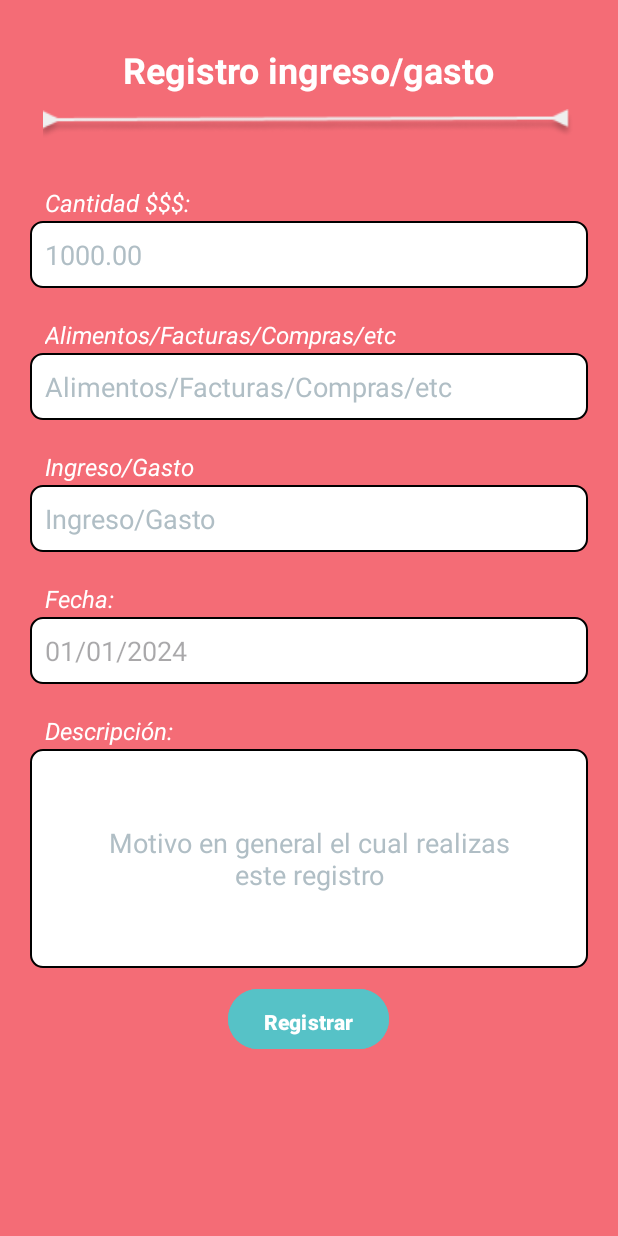
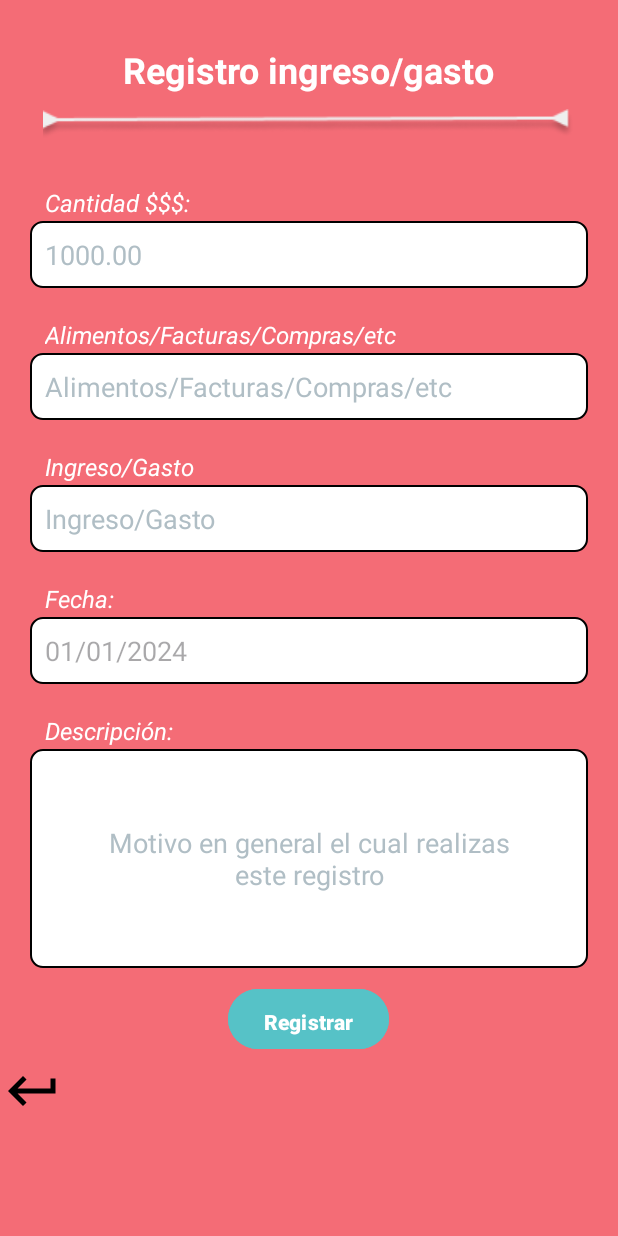
Before and after one commit to aracely-campa/Equipo1_proyectoFinal, an Android app: the RegistroIngresosGastos screen opened directly, with no data from a screen before it, on a phone screen of 412 x 824 dp. Run offline under Robolectric (Android 15) with nearby library versions, the phone set to English and light mode, and no system bars; our stand-ins replace Firebase (no records; nobody signed in at launch, a user with empty details on screens opened directly).

Commit message:
Union de todas las ramas

```diff
--- a/Fianzas_Personales/app/src/main/java/campa/aracely/fianzas_personales/Activity_Login.kt
+++ b/Fianzas_Personales/app/src/main/java/campa/aracely/fianzas_personales/Activity_Login.kt
@@ -13,6 +13,7 @@ import androidx.activity.enableEdgeToEdge
 import androidx.appcompat.app.AppCompatActivity
 import androidx.core.view.ViewCompat
 import androidx.core.view.WindowInsetsCompat
+import campa.aracely.fianzas_personales.utilities.AuthManager
 import com.google.firebase.auth.FirebaseAuth
 import com.google.firebase.firestore.FirebaseFirestore
 
--- a/Fianzas_Personales/app/src/main/java/campa/aracely/fianzas_personales/utilities/Transaccion.kt
+++ b/Fianzas_Personales/app/src/main/java/campa/aracely/fianzas_personales/Classes/Transaccion.kt
@@ -1,4 +1,4 @@
-package campa.aracely.fianzas_personales.utilities
+package campa.aracely.fianzas_personales.Classes
 
 data class Transaccion(
     var id: String = "",
--- a/Fianzas_Personales/app/src/main/java/campa/aracely/fianzas_personales/utilities/TransaccionAdapter.kt
+++ b/Fianzas_Personales/app/src/main/java/campa/aracely/fianzas_personales/Classes/TransaccionAdapter.kt
@@ -1,4 +1,4 @@
-package campa.aracely.fianzas_personales.utilities
+package campa.aracely.fianzas_personales.Classes
 
 import android.view.LayoutInflater
 import android.view.View
@@ -6,8 +6,6 @@ import android.view.ViewGroup
 import android.widget.TextView
 import androidx.recyclerview.widget.RecyclerView
 import campa.aracely.fianzas_personales.R
-import java.text.SimpleDateFormat
-import java.util.Locale
 
 class TransaccionAdapter(
     private val transacciones: List<Transaccion>,
--- a/Fianzas_Personales/app/src/main/java/campa/aracely/fianzas_personales/RegistroIngresosGastos.kt
+++ b/Fianzas_Personales/app/src/main/java/campa/aracely/fianzas_personales/RegistroIngresosGastos.kt
@@ -1,8 +1,8 @@
 package campa.aracely.fianzas_personales
 
 import android.app.DatePickerDialog
-import android.content.Intent
 import android.os.Bundle
+import android.util.Log
 import android.widget.*
 import androidx.activity.enableEdgeToEdge
 import androidx.appcompat.app.AppCompatActivity
@@ -23,6 +23,8 @@ class RegistroIngresosGastos : AppCompatActivity() {
     private lateinit var btnRegistrar: Button
     private lateinit var firestore: FirebaseFirestore
     private lateinit var auth: FirebaseAuth
+    private lateinit var btnVolver: ImageButton
+    private var presupuestoActual: Double = 0.0
 
     override fun onCreate(savedInstanceState: Bundle?) {
         super.onCreate(savedInstanceState)
@@ -35,8 +37,16 @@ class RegistroIngresosGastos : AppCompatActivity() {
         configurarDropdown(actvCategoria, obtenerCategorias())
         configurarDropdown(tipoIngresoGasto, obtenerTiposIngresoGasto())
         configurarBotonRegistrar()
+
         firestore = FirebaseFirestore.getInstance()
         auth = FirebaseAuth.getInstance()
+
+        btnVolver = findViewById(R.id.btn_volver)
+        btnVolver.setOnClickListener {
+            finish()
+        }
+
+        obtenerPresupuestoActual()
     }
 
     private fun configurarBordesVentana() {
@@ -99,6 +109,24 @@ class RegistroIngresosGastos : AppCompatActivity() {
         return listOf(getString(R.string.ingreso), getString(R.string.gasto))
     }
 
+    private fun obtenerPresupuestoActual() {
+        val userId = auth.currentUser?.uid
+        if (userId != null) {
+            firestore.collection("users").document(userId).get()
+                .addOnSuccessListener { document ->
+                    if (document != null) {
+                        presupuestoActual = document.getDouble("presupuesto") ?: 0.0
+                        Log.d("RegistroIngresosGastos", "Presupuesto actual: $presupuestoActual")
+                    } else {
+                        Toast.makeText(this, "No se pudo obtener el presupuesto actual", Toast.LENGTH_SHORT).show()
+                    }
+                }
+                .addOnFailureListener { exception ->
+                    Toast.makeText(this, "Error al obtener el presupuesto: ${exception.message}", Toast.LENGTH_SHORT).show()
+                }
+        }
+    }
+
     private fun configurarBotonRegistrar() {
         btnRegistrar.setOnClickListener {
             if (camposValidos()) {
@@ -107,6 +135,11 @@ class RegistroIngresosGastos : AppCompatActivity() {
                 val categoria = actvCategoria.text.toString()
                 val tipo = tipoIngresoGasto.text.toString()
                 val descripcionText = descripcion.text.toString()
+
+                if (tipo == getString(R.string.gasto) && cantidad > presupuestoActual) {
+                    Toast.makeText(this, "No tienes suficiente dinero para realizar este gasto", Toast.LENGTH_SHORT).show()
+                    return@setOnClickListener
+                }
 
                 val registro = hashMapOf(
                     "cantidad" to cantidad,
@@ -123,8 +156,7 @@ class RegistroIngresosGastos : AppCompatActivity() {
                         .collection("transacciones")
                         .add(registro)
                         .addOnSuccessListener { documentReference ->
-                            Toast.makeText(this, getString(R.string.ingreso_gasto_registrado), Toast.LENGTH_SHORT).show()
-                            startActivity(Intent(this, ActivityInicio::class.java))
+                            actualizarPresupuesto(userId, tipo, cantidad)
                         }
                         .addOnFailureListener { exception ->
                             Toast.makeText(this, "Error al registrar: ${exception.message}", Toast.LENGTH_SHORT).show()
@@ -136,6 +168,24 @@ class RegistroIngresosGastos : AppCompatActivity() {
                 Toast.makeText(this, getString(R.string.mensaje_campos_incompletos), Toast.LENGTH_SHORT).show()
             }
         }
+    }
+
+    private fun actualizarPresupuesto(userId: String, tipo: String, cantidad: Double) {
+        val nuevoPresupuesto = if (tipo == getString(R.string.ingreso)) {
+            presupuestoActual + cantidad
+        } else {
+            presupuestoActual - cantidad
+        }
+
+        firestore.collection("users").document(userId)
+            .update("presupuesto", nuevoPresupuesto)
+            .addOnSuccessListener {
+                Toast.makeText(this, getString(R.string.ingreso_gasto_registrado), Toast.LENGTH_SHORT).show()
+                finish()
+            }
+            .addOnFailureListener { exception ->
+                Toast.makeText(this, "Error al actualizar el presupuesto: ${exception.message}", Toast.LENGTH_SHORT).show()
+            }
     }
 
     private fun isValidDouble(text: String): Boolean {
--- a/Fianzas_Personales/app/src/main/java/campa/aracely/fianzas_personales/AuthManager.kt
+++ b/Fianzas_Personales/app/src/main/java/campa/aracely/fianzas_personales/utilities/AuthManager.kt
@@ -1,4 +1,4 @@
-package campa.aracely.fianzas_personales
+package campa.aracely.fianzas_personales.utilities
 
 import com.google.firebase.auth.FirebaseAuth
 import com.google.firebase.auth.FirebaseUser
--- /dev/null
+++ b/Fianzas_Personales/app/src/main/res/drawable/ic_returns.xml
@@ -0,0 +1,5 @@
+<vector xmlns:android="http://schemas.android.com/apk/res/android" android:autoMirrored="true" android:height="40dp" android:tint="#000000" android:viewportHeight="24" android:viewportWidth="24" android:width="40dp">
+
+    <path android:fillColor="@android:color/white" android:pathData="M19,7v4H5.83l3.58,-3.59L8,6l-6,6 6,6 1.41,-1.41L5.83,13H21V7z"/>
+
+</vector>
--- a/Fianzas_Personales/app/src/main/res/layout/activity_registro_ingresos_gastos.xml
+++ b/Fianzas_Personales/app/src/main/res/layout/activity_registro_ingresos_gastos.xml
@@ -174,4 +174,14 @@
         android:text="@string/btn_registro_gasto"
         android:textColor="@color/white"
         android:textStyle="bold" />
+
+
+    <ImageButton
+        android:id="@+id/btn_volver"
+        android:layout_width="43dp"
+        android:layout_height="47dp"
+        android:layout_gravity="left"
+        android:background="?attr/selectableItemBackgroundBorderless"
+        android:contentDescription="Volver"
+        android:src="@drawable/ic_returns" />
 </LinearLayout>
```
Also changed, not shown: Fianzas_Personales/app/src/main/java/campa/aracely/fianzas_personales/ActivityInicio.kt (+19 -7 lines), Fianzas_Personales/app/src/main/java/campa/aracely/fianzas_personales/ActivityRegistro.kt (+12 -1 lines), Fianzas_Personales/app/src/main/java/campa/aracely/fianzas_personales/GraficasActivity.kt (+12 -2 lines), Fianzas_Personales/app/src/main/java/campa/aracely/fianzas_personales/PresupuestoActivity.kt (+27 -17 lines), Fianzas_Personales/app/src/main/res/layout/activity_graficas.xml (+10 -1 lines), Fianzas_Personales/app/src/main/res/layout/activity_inicio.xml (+14 -4 lines), Fianzas_Personales/app/src/main/res/layout/activity_registro.xml (+13 -0 lines), Fianzas_Personales/app/src/main/res/menu/activity_inicio_drawer.xml (+0 -8 lines).
